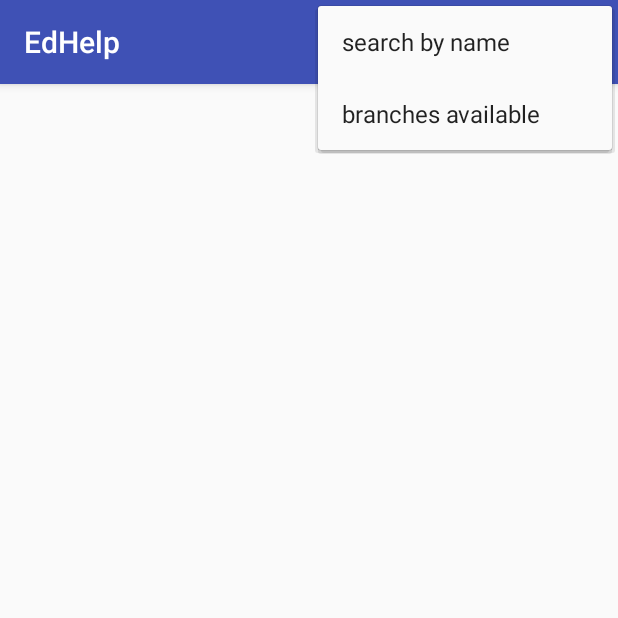
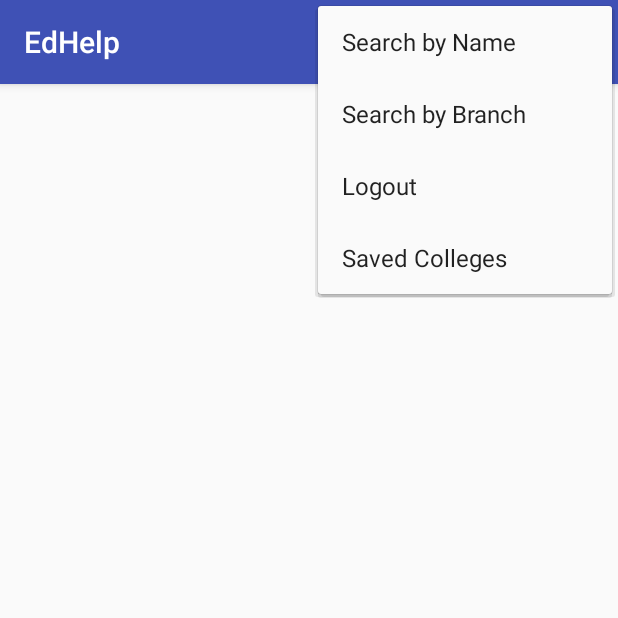
Before and after one commit to sakethkaparthi/EdHelp, an Android app: the MainActivity screen opened directly, with no data from a screen before it, with the options menu open, on a phone screen of 412 x 824 dp, the top half of it. Run offline under Robolectric (Android 15) with nearby library versions, the phone set to English and light mode, and no system bars; our stand-ins replace Volley; libraries missing offline, so code that uses them is left out: io.realm; 4 statements that could not run were skipped.

Commit message:
saved colleges

```diff
--- a/app/src/main/AndroidManifest.xml
+++ b/app/src/main/AndroidManifest.xml
@@ -18,10 +18,13 @@
         android:supportsRtl="true"
         android:theme="@style/AppTheme">
         <activity android:name=".Activity.MainActivity">
+
+        </activity>
             <activity
                 android:name=".Activity.DetailsActivity"
                 android:label="@string/title_activity_details"
-                android:theme="@style/AppTheme.NoActionBar" />
+                android:theme="@style/AppTheme.NoActionBar" >
+            </activity>
             <!--
              The API key for Google Maps-based APIs is defined as a string resource.
              (See the file "res/values/google_maps_api.xml").
@@ -38,7 +41,6 @@
                 android:name=".Activity.MapsActivity"
                 android:label="@string/title_activity_maps" />
 
-        </activity>
         <activity android:name=".Activity.LoginActivity">
             <intent-filter>
                 <action android:name="android.intent.action.MAIN" />
--- a/app/src/main/res/menu/menu_main.xml
+++ b/app/src/main/res/menu/menu_main.xml
@@ -9,14 +9,24 @@
         app:showAsAction="always|collapseActionView" />
     <item
         android:id="@+id/action_sort_name"
-        android:title="search by name"
+        android:title="@string/name"
         app:showAsAction="never"
         android:orderInCategory="1"
         />
     <item
         android:id="@+id/action_sort_branch"
-        android:title="branches available"
+        android:title="@string/branch"
         app:showAsAction="never"
         android:orderInCategory="1"
         />
+    <item
+        android:id="@+id/action_logout"
+        android:title="@string/logout"
+        app:showAsAction="never"
+        android:orderInCategory="1"/>
+    <item
+        android:id="@+id/action_saved"
+        android:title="Saved Colleges"
+        app:showAsAction="never"
+        android:orderInCategory="1"/>
 </menu>
--- a/app/src/main/res/values/strings.xml
+++ b/app/src/main/res/values/strings.xml
@@ -14,4 +14,8 @@
     <string name="login">Login</string>
     <string name="signup">Sign Up</string>
     <string name="create">Create Account</string>
+    <string name="name">Search by Name</string>
+    <string name="branch">Search by Branch</string>
+    <string name="reset">Reset Password</string>
+    <string name="logout">Logout</string>
 </resources>
```
Also changed, not shown: app/src/main/java/com/appex/edhelp/Activity/DetailsActivity.java (+20 -2 lines), app/src/main/java/com/appex/edhelp/Activity/LoginActivity.java (+40 -1 lines), app/src/main/java/com/appex/edhelp/Activity/MainActivity.java (+21 -3 lines), app/src/main/java/com/appex/edhelp/Adapters/CollegesAdapter.java (+13 -1 lines), app/src/main/java/com/appex/edhelp/Models/Favourites.java (added, +29 -0 lines), app/src/main/res/layout/activity_login.xml (+11 -3 lines), app/src/main/res/layout/content_details.xml (+10 -0 lines).
